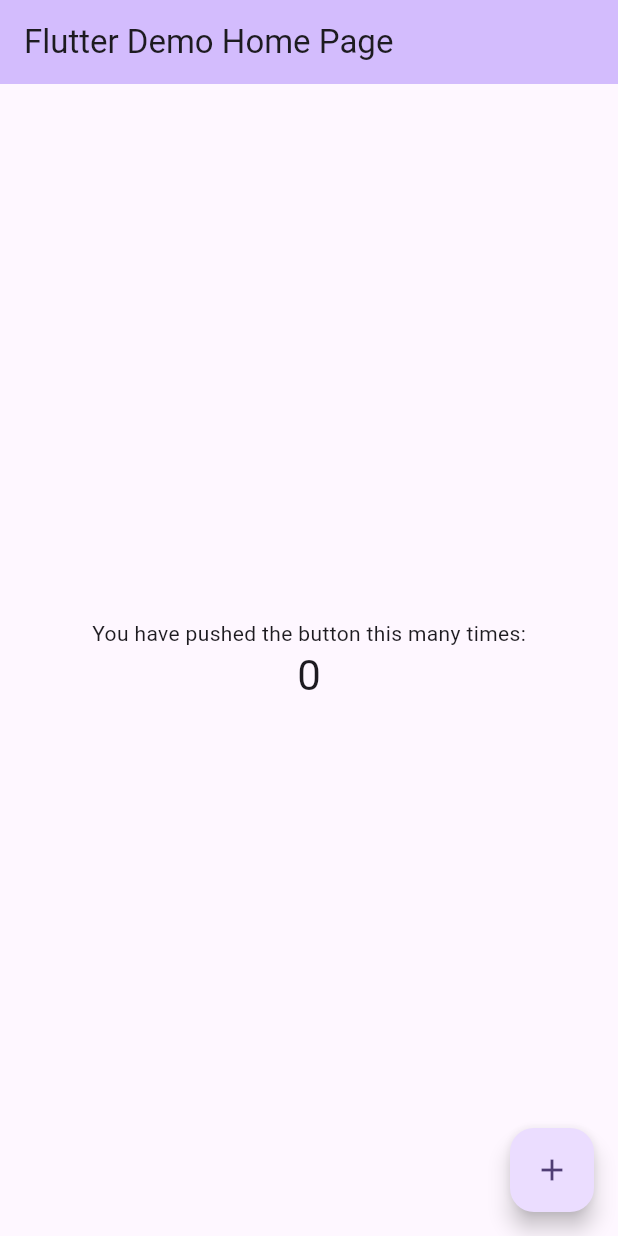
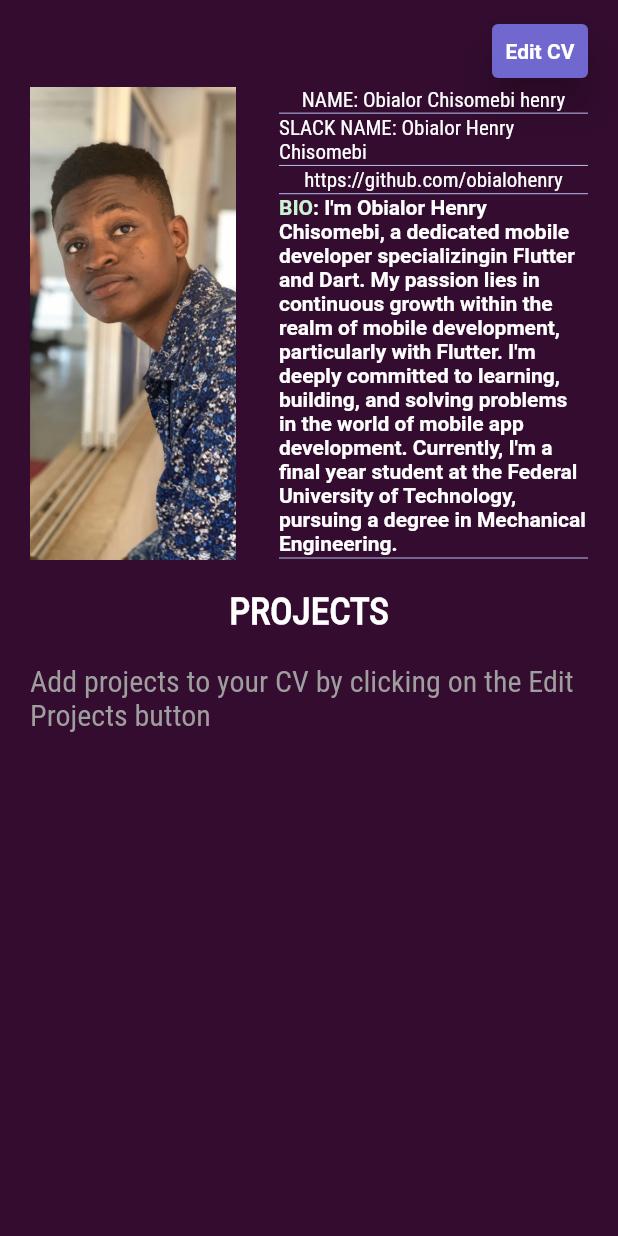
Before and after one commit to obialohenry/HNGx_Stage-2, a Flutter app: the screen it shows after launch, on a phone screen of 412 x 824 dp. Run offline on Flutter 3.47's test engine with Material 2 defaults, Android fonts, the phone set to English and light mode, and no system bars.

Commit message:
work in progress

```diff
--- a/lib/main.dart
+++ b/lib/main.dart
@@ -1,125 +1,69 @@
 import 'package:flutter/material.dart';
+import 'package:hngx_stage_2/model/my_Cv.dart';
+import 'package:hngx_stage_2/screens/edit_screen.dart';
+import 'package:hngx_stage_2/screens/my_Personal_and_cv_information.dart';
+import 'package:hngx_stage_2/utils/colors.dart';
 
 void main() {
-  runApp(const MyApp());
-}
+  runApp(
+    MaterialApp(
+      debugShowCheckedModeBanner: false,
+      theme: ThemeData(
+        inputDecorationTheme: InputDecorationTheme(
+          border: OutlineInputBorder(
+            borderRadius: BorderRadius.circular(10.0),
+            borderSide: const BorderSide(
+              color: AppColors.KGrey,
+              width: 3.0,
+            ),
+          ),
+          // enabledBorder: const OutlineInputBorder(
+          //   borderSide: BorderSide(color: Colors.black), // Border color when enabled
+          // ),
+          focusedBorder: OutlineInputBorder(
+              borderSide: const BorderSide(
+                color: AppColors.KEditButton,
+                width: 3.0,
+              ),
+              borderRadius: BorderRadius.circular(10.0) // Border color when focused
+              ),
+        ),
+        textTheme: const TextTheme(
+          headlineLarge: TextStyle(
+            color: AppColors.KWhite,
+            fontFamily: "Roboto",
+            fontWeight: FontWeight.w600,
+            fontSize: 16.0,
+          ),
+          bodyMedium: TextStyle(
+            color: AppColors.KWhite,
+            fontFamily: "RobotoCondensed",
+            fontWeight: FontWeight.w400,
+            fontSize: 14.0,
 
-class MyApp extends StatelessWidget {
-  const MyApp({super.key});
-
-  // This widget is the root of your application.
-  @override
-  Widget build(BuildContext context) {
-    return MaterialApp(
-      title: 'Flutter Demo',
-      theme: ThemeData(
-        // This is the theme of your application.
-        //
-        // TRY THIS: Try running your application with "flutter run". You'll see
-        // the application has a blue toolbar. Then, without quitting the app,
-        // try changing the seedColor in the colorScheme below to Colors.green
-        // and then invoke "hot reload" (save your changes or press the "hot
-        // reload" button in a Flutter-supported IDE, or press "r" if you used
-        // the command line to start the app).
-        //
-        // Notice that the counter didn't reset back to zero; the application
-        // state is not lost during the reload. To reset the state, use hot
-        // restart instead.
-        //
-        // This works for code too, not just values: Most code changes can be
-        // tested with just a hot reload.
-        colorScheme: ColorScheme.fromSeed(seedColor: Colors.deepPurple),
-        useMaterial3: true,
-      ),
-      home: const MyHomePage(title: 'Flutter Demo Home Page'),
-    );
-  }
-}
-
-class MyHomePage extends StatefulWidget {
-  const MyHomePage({super.key, required this.title});
-
-  // This widget is the home page of your application. It is stateful, meaning
-  // that it has a State object (defined below) that contains fields that affect
-  // how it looks.
-
-  // This class is the configuration for the state. It holds the values (in this
-  // case the title) provided by the parent (in this case the App widget) and
-  // used by the build method of the State. Fields in a Widget subclass are
-  // always marked "final".
-
-  final String title;
-
-  @override
-  State<MyHomePage> createState() => _MyHomePageState();
-}
-
-class _MyHomePageState extends State<MyHomePage> {
-  int _counter = 0;
-
-  void _incrementCounter() {
-    setState(() {
-      // This call to setState tells the Flutter framework that something has
-      // changed in this State, which causes it to rerun the build method below
-      // so that the display can reflect the updated values. If we changed
-      // _counter without calling setState(), then the build method would not be
-      // called again, and so nothing would appear to happen.
-      _counter++;
-    });
-  }
-
-  @override
-  Widget build(BuildContext context) {
-    // This method is rerun every time setState is called, for instance as done
-    // by the _incrementCounter method above.
-    //
-    // The Flutter framework has been optimized to make rerunning build methods
-    // fast, so that you can just rebuild anything that needs updating rather
-    // than having to individually change instances of widgets.
-    return Scaffold(
-      appBar: AppBar(
-        // TRY THIS: Try changing the color here to a specific color (to
-        // Colors.amber, perhaps?) and trigger a hot reload to see the AppBar
-        // change color while the other colors stay the same.
-        backgroundColor: Theme.of(context).colorScheme.inversePrimary,
-        // Here we take the value from the MyHomePage object that was created by
-        // the App.build method, and use it to set our appbar title.
-        title: Text(widget.title),
-      ),
-      body: Center(
-        // Center is a layout widget. It takes a single child and positions it
-        // in the middle of the parent.
-        child: Column(
-          // Column is also a layout widget. It takes a list of children and
-          // arranges them vertically. By default, it sizes itself to fit its
-          // children horizontally, and tries to be as tall as its parent.
-          //
-          // Column has various properties to control how it sizes itself and
-          // how it positions its children. Here we use mainAxisAlignment to
-          // center the children vertically; the main axis here is the vertical
-          // axis because Columns are vertical (the cross axis would be
-          // horizontal).
-          //
-          // TRY THIS: Invoke "debug painting" (choose the "Toggle Debug Paint"
-          // action in the IDE, or press "p" in the console), to see the
-          // wireframe for each widget.
-          mainAxisAlignment: MainAxisAlignment.center,
-          children: <Widget>[
-            const Text(
-              'You have pushed the button this many times:',
-            ),
-            Text(
-              '$_counter',
-              style: Theme.of(context).textTheme.headlineMedium,
-            ),
-          ],
+          ),
+        ),
+        appBarTheme: const AppBarTheme(
+          color: AppColors.KBlack,
+          titleTextStyle: TextStyle(
+            color: AppColors.KWhite,
+            fontFamily: "Roboto",
+            fontWeight: FontWeight.bold,
+            fontSize: 18.0,
+          ),
         ),
       ),
-      floatingActionButton: FloatingActionButton(
-        onPressed: _incrementCounter,
-        tooltip: 'Increment',
-        child: const Icon(Icons.add),
-      ), // This trailing comma makes auto-formatting nicer for build methods.
-    );
-  }
+      home: MyPersonalAndCvInformation(
+        name: 'Obialor Chisomebi henry',
+        slackName: 'Obialor Henry Chisomebi',
+        githubProfile: "https://github.com/obialohenry",
+        bio: "I'm Obialor Henry Chisomebi, a dedicated mobile developer specializing"
+            "in Flutter and Dart. My passion lies in continuous growth within the realm "
+            "of mobile development, particularly with Flutter. I'm deeply committed to"
+            " learning, building, and solving problems in the world of mobile app development."
+            " Currently, I'm a final year student at the Federal University of Technology,"
+            " pursuing a degree in Mechanical Engineering.",
+      ),
+    ),
+  );
 }
--- /dev/null
+++ b/lib/model/my_Cv.dart
@@ -0,0 +1,38 @@
+import 'package:flutter/material.dart';
+
+class MyCV {
+  String year;
+  String title;
+  String decription;
+  bool isVisible;
+  MyCV(
+      {required this.decription, required this.title, required this.year, required this.isVisible});
+}
+
+List<MyCV> myCV = [];
+
+// class MyCVDetails {
+//   static String cvTitle() {
+//     return myCV[index].title;
+//   }
+
+//   static String cvDescription() {
+//     return myCV[index].decription;
+//   }
+
+//   static String cvYear() {
+//     return myCV[index].year;
+//   }
+
+//   static bool cvisVisible() {
+//     return myCV[index].isVisible;
+//   }
+
+
+// year: 2023,
+// title: "Hng Stage One Task",
+// decription: "I am an intern in the HNGx cohort mobile track./n "
+//     "My initial task involved building an app that,/n"
+//     "upon loading, displays a user interface featuring my Slack profile picture,/n"
+//     " Slack username, and a button that, when pressed, redirects to my GitHub profile./n"
+//     " During this task, I gained valuable experience in implementing packages."
--- /dev/null
+++ b/lib/screens/my_Personal_and_cv_information.dart
@@ -0,0 +1,256 @@
+import 'package:flutter/material.dart';
+import 'package:hngx_stage_2/utils/colors.dart';
+import 'package:hngx_stage_2/utils/widgets.dart';
+import 'package:hngx_stage_2/model/my_Cv.dart';
+import 'edit_screen.dart';
+
+class MyPersonalAndCvInformation extends StatefulWidget {
+  MyPersonalAndCvInformation({
+    Key? key,
+    required this.name,
+    required this.bio,
+    required this.githubProfile,
+    required this.slackName,
+  }) : super(key: key);
+  static const id = "MyPersonalAndCvInformation";
+  String name;
+  String slackName;
+  String githubProfile;
+  String bio;
+
+  @override
+  State<MyPersonalAndCvInformation> createState() => _MyPersonalAndCvInformationState();
+}
+
+class _MyPersonalAndCvInformationState extends State<MyPersonalAndCvInformation> {
+  @override
+  void initState() {
+    // TODO: implement initState
+    super.initState();
+
+    name = widget.name;
+    bio = widget.bio;
+    githubProfile = widget.githubProfile;
+    slackName = widget.slackName;
+  }
+
+  String text = "Add projects to your CV by clicking on the Edit Projects button";
+  late String name;
+  late String slackName;
+  late String githubProfile;
+  late String bio;
+  @override
+  Widget build(BuildContext context) {
+    return Scaffold(
+      backgroundColor: AppColors.KScaffoldBackground,
+      body: SafeArea(
+        child: Padding(
+          padding: const EdgeInsets.symmetric(
+            horizontal: 20.0,
+            vertical: 10.0,
+          ),
+          child: Column(
+            children: [
+              Align(
+                alignment: Alignment.topRight,
+                child: TextButton(
+                  style: TextButton.styleFrom(
+                    backgroundColor: AppColors.KEditButton,
+                    elevation: 10.0,
+                  ),
+                  onPressed: () {
+                    Navigator.push(
+                      context,
+                      MaterialPageRoute(
+                        builder: ((context) => EditPage()),
+                      ),
+                    );
+                  },
+                  child: const Text(
+                    "Edit CV",
+                    style: TextStyle(color: AppColors.KWhite),
+                  ),
+                ),
+              ),
+              SizedBox(
+                height: 315.0,
+                width: MediaQuery.sizeOf(context).width,
+                child: Row(
+                  mainAxisAlignment: MainAxisAlignment.spaceBetween,
+                  children: [
+                    Container(
+                      width: (MediaQuery.sizeOf(context).width / 3),
+                      decoration: const BoxDecoration(
+                        image: DecorationImage(
+                          fit: BoxFit.cover,
+                          image: AssetImage(
+                            "lib/images/IMG-20220626-WA0006.jpg",
+                          ),
+                        ),
+                      ),
+                    ),
+                    addHorizontalDivider(10.0),
+                    SizedBox(
+                      width: (MediaQuery.sizeOf(context).width / 2),
+                      child: Column(
+                        mainAxisAlignment: MainAxisAlignment.spaceBetween,
+                        children: [
+                          Text(
+                            "NAME: $name",
+                            style: const TextStyle(
+                              color: AppColors.KWhite,
+                            ),
+                          ),
+                          SizedBox(
+                            height: 2,
+                            width: (MediaQuery.sizeOf(context).width / 2),
+                            child: const Divider(
+                              color: AppColors.KDivider,
+                            ),
+                          ),
+                          Text(
+                            "SLACK NAME: $slackName",
+                            style: const TextStyle(
+                              color: AppColors.KWhite,
+                            ),
+                          ),
+                          SizedBox(
+                            height: 2,
+                            width: (MediaQuery.sizeOf(context).width / 2),
+                            child: const Divider(
+                              color: AppColors.KDivider,
+                            ),
+                          ),
+                          Text(
+                            githubProfile,
+                            style: const TextStyle(
+                              color: AppColors.KWhite,
+                            ),
+                          ),
+                          SizedBox(
+                            height: 2,
+                            width: (MediaQuery.sizeOf(context).width / 2),
+                            child: const Divider(
+                              color: AppColors.KDivider,
+                            ),
+                          ),
+                          Text.rich(
+                            TextSpan(
+                              text: "BIO",
+                              style: const TextStyle(
+                                color: AppColors.KBioText,
+                              ),
+                              children: [
+                                TextSpan(
+                                  text: ": $bio",
+                                  style: const TextStyle(
+                                    color: AppColors.KWhite,
+                                  ),
+                                ),
+                              ],
+                            ),
+                            style: const TextStyle(
+                              color: AppColors.KWhite,
+                            ),
+                          ),
+                          SizedBox(
+                            height: 2,
+                            width: (MediaQuery.sizeOf(context).width / 2),
+                            child: const Divider(
+                              color: AppColors.KDivider,
+                            ),
+                          ),
+                        ],
+                      ),
+                    )
+                  ],
+                ),
+              ),
+              addVerticalDivider(20.0),
+              const Align(
+                alignment: Alignment.center,
+                child: Text(
+                  "PROJECTS",
+                  style: TextStyle(
+                    color: AppColors.KWhite,
+                    fontWeight: FontWeight.bold,
+                    fontSize: 25.0,
+                  ),
+                ),
+              ),
+              addVerticalDivider(20.0),
+              if (myCV.isEmpty)
+                Align(
+                  alignment: AlignmentDirectional.bottomCenter,
+                  child: Text(
+                    text,
+                    style: const TextStyle(
+                      color: AppColors.KGrey,
+                      fontSize: 20.0,
+                      fontWeight: FontWeight.w500,
+                    ),
+                  ),
+                ),
+              if (myCV.isNotEmpty)
+                Expanded(
+                  child: ListView.builder(
+                    padding: const EdgeInsets.symmetric(
+                      vertical: 15.0,
+                    ),
+                    itemCount: myCV.length,
+                    scrollDirection: Axis.vertical,
+                    itemBuilder: ((context, index) {
+                      String year = myCV[index].year;
+                      String title = myCV[index].title;
+                      String description = myCV[index].decription;
+                      bool isVisible = myCV[index].isVisible;
+                      return SizedBox(
+                        height: 150.0,
+                        width: MediaQuery.sizeOf(context).width,
+                        child: Row(
+                          mainAxisAlignment: MainAxisAlignment.spaceBetween,
+                          children: [
+                            Column(
+                              mainAxisAlignment: MainAxisAlignment.spaceBetween,
+                              children: [
+                                Text(year),
+                                addVerticalDivider(
+                                  10.0,
+                                ),
+                                Text(title),
+                                addVerticalDivider(
+                                  10.0,
+                                ),
+                                Text(description),
+                              ],
+                            ),
+                            GestureDetector(
+                              onTap: () {
+                                setState(() {
+                                  myCV.remove(
+                                    myCV[index],
+                                  );
+                                });
+                              },
+                              child: Visibility(
+                                visible: isVisible,
+                                child: const Icon(
+                                  Icons.delete,
+                                  color: AppColors.KBioText,
+                                  size: 20.0,
+                                ),
+                              ),
+                            )
+                          ],
+                        ),
+                      );
+                    }),
+                  ),
+                )
+            ],
+          ),
+        ),
+      ),
+    );
+  }
+}
--- /dev/null
+++ b/lib/utils/colors.dart
@@ -0,0 +1,11 @@
+import 'package:flutter/material.dart';
+
+class AppColors {
+  static const KWhite = Colors.white;
+  static const KBlack = Colors.black;
+  static const KScaffoldBackground = Color(0xff330C2F);
+  static const KDivider = Color(0xffB7C0EE);
+  static const KEditButton = Color(0xff7067CF);
+  static const KBioText = Color(0xffCBF3D2);
+  static const KGrey = Colors.grey;
+}
```
Also changed, not shown: lib/screens/edit_screen.dart (added, +154 -0 lines), lib/utils/widgets.dart (added, +55 -0 lines), pubspec.yaml (+12 -12 lines), lib/fonts/Roboto-Bold.ttf (added), lib/fonts/RobotoCondensed-Regular.ttf (added), lib/images/IMG-20220626-WA0006.jpg (added).
